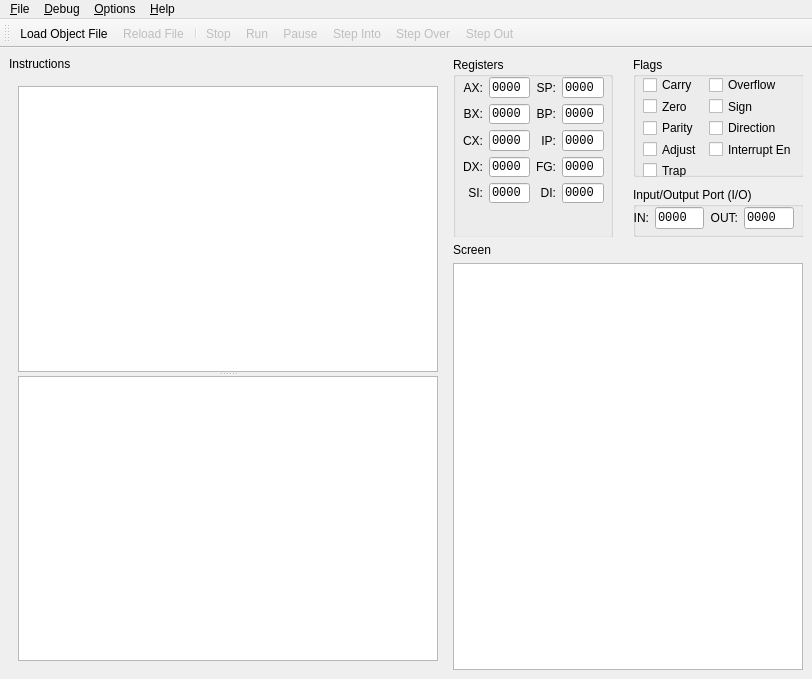
Before: the Qt Designer form src/MemWnd.ui in rdnelson/Libra, drawn with Qt 5.
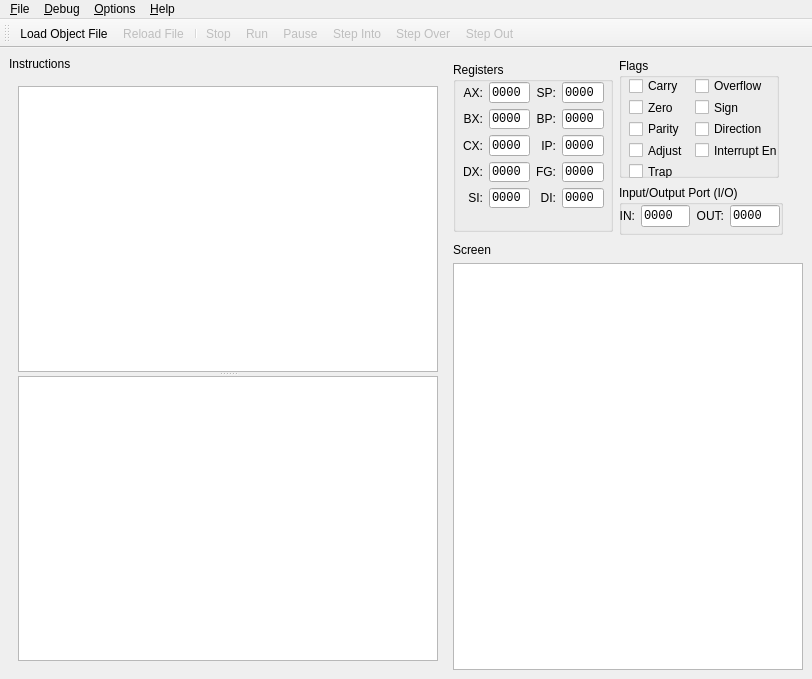
After: the same form once the commit is applied. Icons and pictures are not drawn. Custom widgets are drawn as their Qt base class.

Commit message: More layouts, to once again, try to fix high DPI

The edit to the form file:
```diff
--- a/src/MemWnd.ui
+++ b/src/MemWnd.ui
@@ -188,15 +188,18 @@
           <property name="frameShadow">
            <enum>QFrame::Raised</enum>
           </property>
+          <widget class="QWidget" name="">
+           <property name="geometry">
+            <rect>
+             <x>0</x>
+             <y>0</y>
+             <width>330</width>
+             <height>180</height>
+            </rect>
+           </property>
+           <layout class="QHBoxLayout" name="horizontalLayout_2">
+            <item>
           <widget class="QGroupBox" name="grpRegisters">
-           <property name="geometry">
-            <rect>
-             <x>0</x>
-             <y>0</y>
-             <width>160</width>
-             <height>181</height>
-            </rect>
-           </property>
            <property name="sizePolicy">
             <sizepolicy hsizetype="Fixed" vsizetype="Fixed">
              <horstretch>0</horstretch>
@@ -508,111 +511,11 @@
             </layout>
            </widget>
           </widget>
-          <widget class="QGroupBox" name="groupBox">
-           <property name="geometry">
-            <rect>
-             <x>180</x>
-             <y>130</y>
-             <width>171</width>
-             <height>50</height>
-            </rect>
-           </property>
-           <property name="sizePolicy">
-            <sizepolicy hsizetype="Preferred" vsizetype="Fixed">
-             <horstretch>0</horstretch>
-             <verstretch>0</verstretch>
-            </sizepolicy>
-           </property>
-           <property name="minimumSize">
-            <size>
-             <width>0</width>
-             <height>50</height>
-            </size>
-           </property>
-           <property name="title">
-            <string>Input/Output Port (I/O)</string>
-           </property>
-           <property name="flat">
-            <bool>true</bool>
-           </property>
-           <widget class="QWidget" name="">
-            <property name="geometry">
-             <rect>
-              <x>0</x>
-              <y>20</y>
-              <width>161</width>
-              <height>22</height>
-             </rect>
-            </property>
-            <layout class="QGridLayout" name="gridLayout_4">
-             <item row="0" column="0">
-              <widget class="QLabel" name="label_12">
-               <property name="text">
-                <string>IN:</string>
-               </property>
-               <property name="alignment">
-                <set>Qt::AlignRight|Qt::AlignTrailing|Qt::AlignVCenter</set>
-               </property>
-              </widget>
-             </item>
-             <item row="0" column="1">
-              <widget class="QLineEdit" name="txtIN">
-               <property name="font">
-                <font>
-                 <family>Courier New</family>
-                </font>
-               </property>
-               <property name="focusPolicy">
-                <enum>Qt::ClickFocus</enum>
-               </property>
-               <property name="text">
-                <string>0000</string>
-               </property>
-               <property name="readOnly">
-                <bool>false</bool>
-               </property>
-              </widget>
-             </item>
-             <item row="0" column="2">
-              <widget class="QLabel" name="label_13">
-               <property name="text">
-                <string>OUT:</string>
-               </property>
-               <property name="alignment">
-                <set>Qt::AlignRight|Qt::AlignTrailing|Qt::AlignVCenter</set>
-               </property>
-              </widget>
-             </item>
-             <item row="0" column="3">
-              <widget class="QLineEdit" name="txtOUT">
-               <property name="font">
-                <font>
-                 <family>Courier New</family>
-                </font>
-               </property>
-               <property name="focusPolicy">
-                <enum>Qt::ClickFocus</enum>
-               </property>
-               <property name="text">
-                <string>0000</string>
-               </property>
-               <property name="readOnly">
-                <bool>false</bool>
-               </property>
-              </widget>
-             </item>
-            </layout>
-           </widget>
-          </widget>
+            </item>
+            <item>
+             <layout class="QVBoxLayout" name="verticalLayout_5">
+              <item>
           <widget class="QGroupBox" name="grpFlags">
-           <property name="geometry">
-            <rect>
-             <x>180</x>
-             <y>0</y>
-             <width>171</width>
-             <height>120</height>
-            </rect>
-           </property>
            <property name="sizePolicy">
             <sizepolicy hsizetype="Fixed" vsizetype="Fixed">
              <horstretch>0</horstretch>
@@ -706,6 +609,101 @@
              </item>
             </layout>
            </widget>
+               </widget>
+              </item>
+              <item>
+               <widget class="QGroupBox" name="groupBox">
+                <property name="sizePolicy">
+                 <sizepolicy hsizetype="Preferred" vsizetype="Fixed">
+                  <horstretch>0</horstretch>
+                  <verstretch>0</verstretch>
+                 </sizepolicy>
+                </property>
+                <property name="minimumSize">
+                 <size>
+                  <width>0</width>
+                  <height>50</height>
+                 </size>
+                </property>
+                <property name="title">
+                 <string>Input/Output Port (I/O)</string>
+                </property>
+                <property name="flat">
+                 <bool>true</bool>
+                </property>
+                <widget class="QWidget" name="">
+                 <property name="geometry">
+                  <rect>
+                   <x>0</x>
+                   <y>20</y>
+                   <width>161</width>
+                   <height>22</height>
+                  </rect>
+                 </property>
+                 <layout class="QGridLayout" name="gridLayout_4">
+                  <item row="0" column="0">
+                   <widget class="QLabel" name="label_12">
+                    <property name="text">
+                     <string>IN:</string>
+                    </property>
+                    <property name="alignment">
+                     <set>Qt::AlignRight|Qt::AlignTrailing|Qt::AlignVCenter</set>
+                    </property>
+                   </widget>
+                  </item>
+                  <item row="0" column="1">
+                   <widget class="QLineEdit" name="txtIN">
+                    <property name="font">
+                     <font>
+                      <family>Courier New</family>
+                     </font>
+                    </property>
+                    <property name="focusPolicy">
+                     <enum>Qt::ClickFocus</enum>
+                    </property>
+                    <property name="text">
+                     <string>0000</string>
+                    </property>
+                    <property name="readOnly">
+                     <bool>false</bool>
+                    </property>
+                   </widget>
+                  </item>
+                  <item row="0" column="2">
+                   <widget class="QLabel" name="label_13">
+                    <property name="text">
+                     <string>OUT:</string>
+                    </property>
+                    <property name="alignment">
+                     <set>Qt::AlignRight|Qt::AlignTrailing|Qt::AlignVCenter</set>
+                    </property>
+                   </widget>
+                  </item>
+                  <item row="0" column="3">
+                   <widget class="QLineEdit" name="txtOUT">
+                    <property name="font">
+                     <font>
+                      <family>Courier New</family>
+                     </font>
+                    </property>
+                    <property name="focusPolicy">
+                     <enum>Qt::ClickFocus</enum>
+                    </property>
+                    <property name="text">
+                     <string>0000</string>
+                    </property>
+                    <property name="readOnly">
+                     <bool>false</bool>
+                    </property>
+                   </widget>
+                  </item>
+                 </layout>
+                </widget>
+               </widget>
+              </item>
+             </layout>
+            </item>
+           </layout>
           </widget>
          </widget>
         </item>
```
Lines whose indentation alone changed are shown as unchanged.
